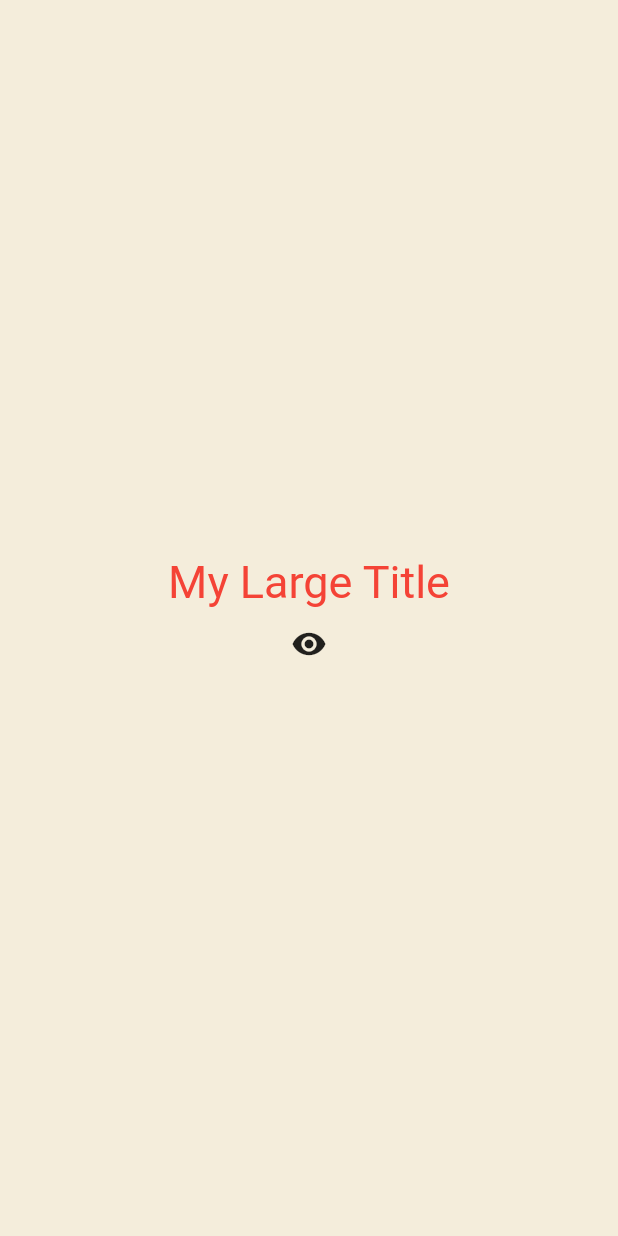
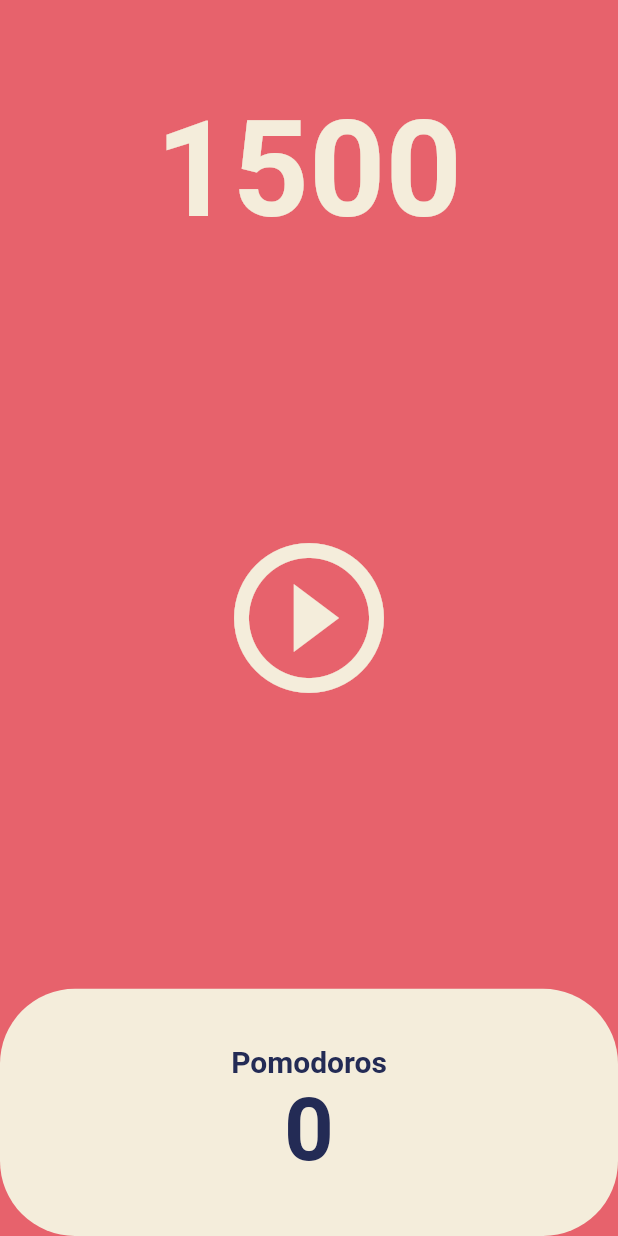
Before and after one commit to kojh0111/flutter-study-toonflix, a Flutter app: the screen it shows after launch, on a phone screen of 412 x 824 dp. Run offline on Flutter 3.47's test engine with Material 2 defaults, Android fonts, the phone set to English and light mode, and no system bars.

Commit message:
Pomodoro App - Timer

```diff
--- a/lib/main.dart
+++ b/lib/main.dart
@@ -1,85 +1,24 @@
 import 'package:flutter/material.dart';
+import 'package:toonflix/screens/home_screen.dart';
 
 void main() {
-  runApp(const App());
+  runApp(App());
 }
 
-class App extends StatefulWidget {
-  const App({super.key});
-
-  @override
-  State<App> createState() => _AppState();
-}
-
-class _AppState extends State<App> {
-  bool showTitle = true;
-
-  void toggleTitle() {
-    setState(() {
-      showTitle = !showTitle;
-    });
-  }
-
+class App extends StatelessWidget {
   @override
   Widget build(BuildContext context) {
     return MaterialApp(
       theme: ThemeData(
+        backgroundColor: const Color(0xFFE7626C),
         textTheme: const TextTheme(
-          titleLarge: TextStyle(
-            color: Colors.red,
+          headline1: TextStyle(
+            color: Color(0xFF232B55),
           ),
         ),
+        cardColor: const Color(0xFFF4EDDB),
       ),
-      home: Scaffold(
-        backgroundColor: const Color(0xFFF4EDDB),
-        body: Center(
-          child: Column(
-            mainAxisAlignment: MainAxisAlignment.center,
-            children: [
-              showTitle ? const MyLargeTitle() : const Text("No Title"),
-              IconButton(
-                  onPressed: toggleTitle,
-                  icon: const Icon(Icons.remove_red_eye))
-            ],
-          ),
-        ),
-      ),
+      home: const HomeScreen(),
     );
   }
 }
-
-class MyLargeTitle extends StatefulWidget {
-  const MyLargeTitle({
-    Key? key,
-  }) : super(key: key);
-
-  @override
-  State<StatefulWidget> createState() {
-    return _MyLargeTitleState();
-  }
-}
-
-class _MyLargeTitleState extends State<MyLargeTitle> {
-  @override
-  void initState() {
-    super.initState();
-    print("initState!");
-  }
-
-  @override
-  void dispose() {
-    super.dispose();
-    print("dispose!");
-  }
-
-  @override
-  Widget build(BuildContext context) {
-    return Text(
-      'My Large Title',
-      style: TextStyle(
-        fontSize: 30,
-        color: Theme.of(context).textTheme.titleLarge?.color,
-      ),
-    );
-  }
-}
--- /dev/null
+++ b/lib/screens/home_screen.dart
@@ -0,0 +1,100 @@
+import 'dart:async';
+
+import 'package:flutter/material.dart';
+
+class HomeScreen extends StatefulWidget {
+  const HomeScreen({super.key});
+
+  @override
+  State<HomeScreen> createState() => _HomeScreenState();
+}
+
+class _HomeScreenState extends State<HomeScreen> {
+  int totalSeconds = 1500;
+  late Timer timer;
+
+  void onTick(Timer timer) {
+    setState(() {
+      totalSeconds = totalSeconds - 1;
+    });
+  }
+
+  void onStartPressed() {
+    timer = Timer.periodic(
+      const Duration(seconds: 1),
+      onTick,
+    );
+  }
+
+  @override
+  Widget build(BuildContext context) {
+    return Scaffold(
+      backgroundColor: Theme.of(context).backgroundColor,
+      body: Column(
+        children: [
+          Flexible(
+            flex: 1,
+            child: Container(
+              alignment: Alignment.bottomCenter,
+              child: Text(
+                '$totalSeconds',
+                style: TextStyle(
+                  color: Theme.of(context).cardColor,
+                  fontSize: 89,
+                  fontWeight: FontWeight.w600,
+                ),
+              ),
+            ),
+          ),
+          Flexible(
+            flex: 3,
+            child: Center(
+              child: IconButton(
+                iconSize: 120,
+                color: Theme.of(context).cardColor,
+                onPressed: onStartPressed,
+                icon: const Icon(Icons.play_circle_outline),
+              ),
+            ),
+          ),
+          Flexible(
+            flex: 1,
+            child: Row(
+              children: [
+                Expanded(
+                  child: Container(
+                    decoration: BoxDecoration(
+                      color: Theme.of(context).cardColor,
+                      borderRadius: BorderRadius.circular(50),
+                    ),
+                    child: Column(
+                      mainAxisAlignment: MainAxisAlignment.center,
+                      children: [
+                        Text(
+                          'Pomodoros',
+                          style: TextStyle(
+                            fontSize: 20,
+                            fontWeight: FontWeight.w600,
+                            color: Theme.of(context).textTheme.headline1!.color,
+                          ),
+                        ),
+                        Text(
+                          '0',
+                          style: TextStyle(
+                            fontSize: 58,
+                            fontWeight: FontWeight.w600,
+                            color: Theme.of(context).textTheme.headline1!.color,
+                          ),
+                        ),
+                      ],
+                    ),
+                  ),
+                ),
+              ],
+            ),
+          )
+        ],
+      ),
+    );
+  }
+}
```
